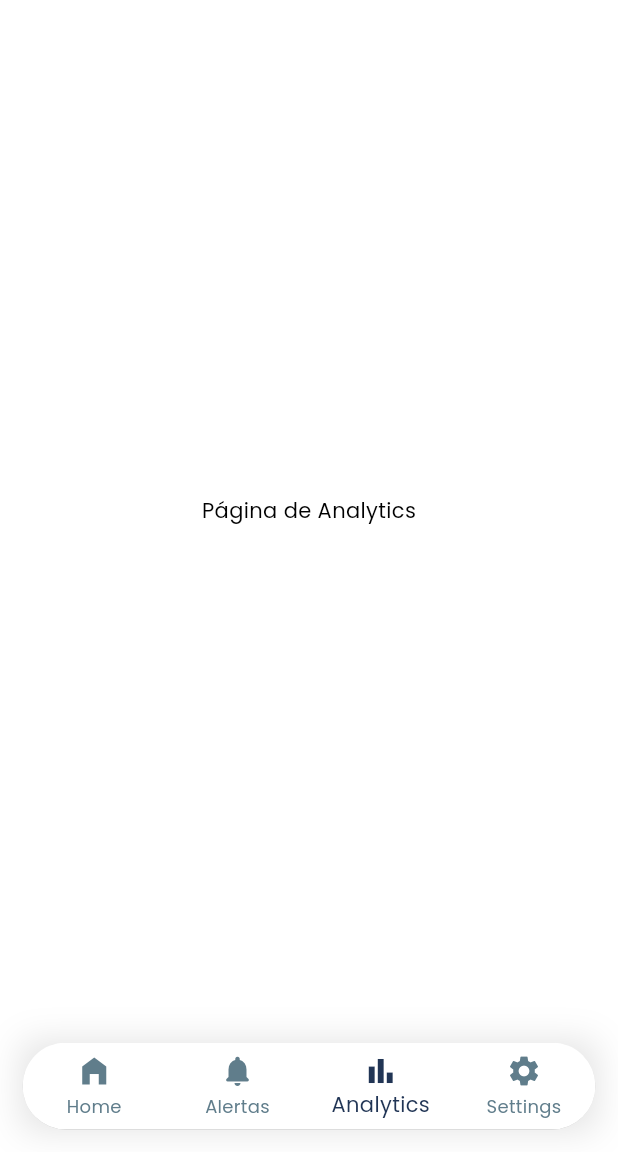
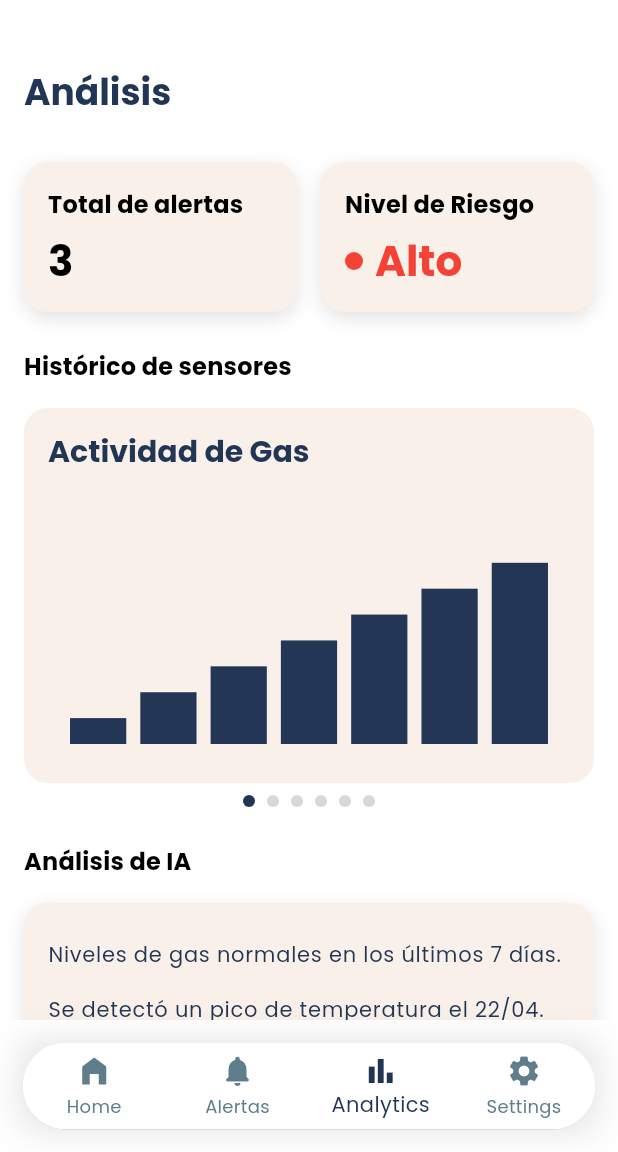
Before and after one commit to DiegoAragon13/awasApp, a Flutter app: the screen it shows after launch, item 3 of the bottom bar chosen, on a phone screen of 412 x 824 dp, the part 84-1236 px from its top. Run offline on Flutter 3.47's test engine with Material 3 defaults, Android fonts, the phone set to English and light mode, and no system bars; our stand-ins replace google_fonts, syncfusion_flutter_charts.

Commit message:
analytics+animacionnew

```diff
--- a/lib/Pages/analytics.dart
+++ b/lib/Pages/analytics.dart
@@ -1,14 +1,66 @@
+// lib/screens/analytics_screen.dart
+
 import 'package:flutter/material.dart';
-import 'package:awas_app/widgets/app_bar_widget.dart';
-import 'package:awas_app/widgets/bottom_bar_widget.dart';
+import 'package:awas_app/widgets/analytics_chart_carousel.dart';
+import 'package:awas_app/widgets/analytics_stats_widget.dart';
+import 'package:awas_app/widgets/analytics_ia_widget.dart';
 
 class analytics extends StatelessWidget {
   const analytics({super.key});
 
   @override
   Widget build(BuildContext context) {
-    return const Center(
-      child: Text('Página de Analytics'),
+    final theme = Theme.of(context);
+
+    return Scaffold(
+      body: SafeArea(
+        child: SingleChildScrollView(
+          padding: const EdgeInsets.all(16.0),
+          child: Column(
+            crossAxisAlignment: CrossAxisAlignment.start,
+            children: [
+              const SizedBox(height: 30),
+              Text(
+                'Análisis',
+                style: theme.textTheme.headlineSmall,
+              ),
+              const SizedBox(height: 30),
+
+              // Widgets de estadísticas
+              const AnalyticsStatsWidget(),
+              const SizedBox(height: 24),
+
+              // Título de gráficos
+              Text(
+                'Histórico de sensores',
+                style: theme.textTheme.titleMedium?.copyWith(
+                  fontWeight: FontWeight.bold,
+                ),
+              ),
+              const SizedBox(height: 16),
+
+              // Carrusel de gráficos
+              const AnalyticsChartCarousel(),
+              const SizedBox(height: 24),
+
+              // Título de análisis IA
+              Text(
+                'Análisis de IA',
+                style: theme.textTheme.titleMedium?.copyWith(
+                  fontWeight: FontWeight.bold,
+                ),
+              ),
+              const SizedBox(height: 16),
+
+              // Widget de IA
+              const AnalyticsIAWidget(),
+
+              // Espacio al final para evitar que el contenido quede oculto
+              const SizedBox(height: 80),
+            ],
+          ),
+        ),
+      ),
     );
   }
 }
--- a/lib/main.dart
+++ b/lib/main.dart
@@ -4,6 +4,7 @@ import 'package:flutter/material.dart';
 import 'package:provider/provider.dart';
 import 'Pages/splash.dart';
 import 'providers/theme_provider.dart';
+import 'package:awas_app/providers/AlertsProvider.dart';
 
 void main() {
   runApp(
@@ -11,6 +12,8 @@ void main() {
       providers: [
         ChangeNotifierProvider(create: (_) => ThemeProvider()),
         ChangeNotifierProvider(create: (_) => SegmentedControlProvider()),
+        ChangeNotifierProvider(create: (_) => AlertsProvider()),
+      //  ChangeNotifierProvider(create: (_) => AnalyticsProvider()),
       ],
       child: const MyApp()),
   );
--- /dev/null
+++ b/lib/models/chart_data.dart
@@ -0,0 +1,20 @@
+import 'package:flutter/material.dart';
+
+class ChartData {
+  final DateTime timestamp;
+  final double value;
+
+  ChartData(this.timestamp, this.value);
+}
+
+class ChartConfig {
+  final String title;
+  final Color color;
+  final List<ChartData> data;
+
+  ChartConfig({
+    required this.title,
+    required this.color,
+    required this.data,
+  });
+}
--- /dev/null
+++ b/lib/providers/AlertsProvider.dart
@@ -0,0 +1,92 @@
+import 'package:flutter/material.dart';
+
+class Alert {
+  final String type; // 'Gas', 'Agua', 'Intrusos'
+  final String message;
+  final DateTime timestamp;
+  final String severity; // 'Alto', 'Medio', 'Bajo'
+
+  Alert({
+    required this.type,
+    required this.message,
+    required this.timestamp,
+    required this.severity,
+  });
+}
+
+class AlertsProvider extends ChangeNotifier {
+  final List<Alert> _alerts = [];
+
+  // Inicializar con algunos datos de ejemplo
+  AlertsProvider() {
+    // Agregue algunas alertas de prueba xd
+    _alerts.add(
+      Alert(
+        type: 'Gas',
+        message: 'Nivel de gas elevado detectado',
+        timestamp: DateTime.now().subtract(const Duration(hours: 2)),
+        severity: 'Alto',
+      ),
+    );
+    _alerts.add(
+      Alert(
+        type: 'Agua',
+        message: 'Posible fuga de agua detectada',
+        timestamp: DateTime.now().subtract(const Duration(hours: 5)),
+        severity: 'Medio',
+      ),
+    );
+    _alerts.add(
+      Alert(
+        type: 'Intrusos',
+        message: 'Movimiento detectado cuando no hay nadie en casa',
+        timestamp: DateTime.now().subtract(const Duration(days: 1)),
+        severity: 'Alto',
+      ),
+    );
+  }
+
+  // Obtener todas las alertas
+  List<Alert> get alerts => _alerts;
+
+  // Obtener el número de alertas
+  int get alertCount => _alerts.length;
+
+  // Obtener alertas filtradas según los tipos
+  List<Alert> getFilteredAlerts(List<String> filters) {
+    if (filters.isEmpty) {
+      return _alerts;
+    }
+    return _alerts.where((alert) => filters.contains(alert.type)).toList();
+  }
+
+  // Obtener el contador de alertas filtradas
+  int getFilteredAlertCount(List<String> filters) {
+    return getFilteredAlerts(filters).length;
+  }
+
+  // Calcular el nivel de riesgo basado en las alertas
+  String calculateRiskLevel() {
+    if (_alerts.any((alert) => alert.severity == 'Alto')) {
+      return 'Alto';
+    } else if (_alerts.any((alert) => alert.severity == 'Medio')) {
+      return 'Medio';
+    } else if (_alerts.isNotEmpty) {
+      return 'Bajo';
+    } else {
+      return 'Sin riesgo';
+    }
+  }
+
+  // Agregar una nueva alerta
+  void addAlert(Alert alert) {
+    _alerts.add(alert);
+    notifyListeners();
+  }
+
+  // Limpiar todas las alertas
+  void clearAlerts() {
+    _alerts.clear();
+    notifyListeners();
+  }
+}
--- /dev/null
+++ b/lib/widgets/analytics_chart_carousel.dart
@@ -0,0 +1,177 @@
+import 'package:flutter/material.dart';
+import 'package:syncfusion_flutter_charts/charts.dart';
+import '../models/chart_data.dart';
+
+class AnalyticsChartCarousel extends StatefulWidget {
+  const AnalyticsChartCarousel({super.key});
+
+  @override
+  State<AnalyticsChartCarousel> createState() => _AnalyticsChartCarouselState();
+}
+
+class _AnalyticsChartCarouselState extends State<AnalyticsChartCarousel> {
+  final PageController _pageController = PageController();
+  int _currentPage = 0;
+
+  final List<ChartConfig> _charts = [
+    ChartConfig(
+      title: 'Actividad de Gas',
+      color: const Color(0xFF233656),
+      data: generarDatosDePrueba(valorMax: 80),
+    ),
+    ChartConfig(
+      title: 'Temperatura',
+      color: Colors.orange,
+      data: generarDatosDePrueba(valorMax: 35),
+    ),
+    ChartConfig(
+      title: 'Humedad',
+      color: Colors.blue,
+      data: generarDatosDePrueba(valorMax: 100),
+    ),
+    ChartConfig(
+      title: 'Sonido',
+      color: Colors.purple,
+      data: generarDatosDePrueba(valorMax: 120),
+    ),
+    ChartConfig(
+      title: 'Vibraciones',
+      color: Colors.green,
+      data: generarDatosDePrueba(valorMax: 50),
+    ),
+    ChartConfig(
+      title: 'Movimiento (PIR)',
+      color: Colors.red,
+      data: generarDatosDePrueba(valorMax: 1, esEntero: true),
+    ),
+  ];
+
+  static List<ChartData> generarDatosDePrueba({
+    required double valorMax,
+    bool esEntero = false,
+  }) {
+    final now = DateTime.now();
+    final List<ChartData> datos = [];
+
+    for (int i = 6; i >= 0; i--) {
+      final day = now.subtract(Duration(days: i));
+      double value = (valorMax * (7 - i) / 7) % (valorMax + 1);
+
+      if (esEntero) {
+        value = value.round().toDouble();
+      }
+
+      datos.add(ChartData(day, value));
+    }
+
+    return datos;
+  }
+
+  @override
+  void dispose() {
+    _pageController.dispose();
+    super.dispose();
+  }
+
+  @override
+  Widget build(BuildContext context) {
+    final theme = Theme.of(context);
+    final isDarkMode = theme.brightness == Brightness.dark;
+    final backgroundColor = isDarkMode
+        ? theme.colorScheme.secondary
+        : const Color(0xFFF8F0E9); // Color personalizado en modo claro
+
+    return Column(
+      children: [
+        Container(
+          height: 250,
+          decoration: BoxDecoration(
+            color: backgroundColor,
+            borderRadius: BorderRadius.circular(16),
+          ),
+          child: PageView.builder(
+            controller: _pageController,
+            onPageChanged: (int page) {
+              setState(() {
+                _currentPage = page;
+              });
+            },
+            itemCount: _charts.length,
+            itemBuilder: (context, index) {
+              final chart = _charts[index];
+              return Padding(
+                padding: const EdgeInsets.all(16.0),
+                child: Column(
+                  crossAxisAlignment: CrossAxisAlignment.start,
+                  children: [
+                    Text(
+                      chart.title,
+                      style: theme.textTheme.headlineSmall?.copyWith(
+                        fontSize: 20,
+                      ),
+                    ),
+                    const SizedBox(height: 20),
+                    Expanded(
+                      child: SfCartesianChart(
+                        primaryXAxis: DateTimeAxis(
+                          isVisible: false,
+                        ),
+                        primaryYAxis: NumericAxis(
+                          isVisible: false,
+                        ),
+                        plotAreaBorderWidth: 0,
+                        series: <CartesianSeries<ChartData, DateTime>>[
+                          ColumnSeries<ChartData, DateTime>(
+                            dataSource: chart.data,
+                            xValueMapper: (ChartData data, _) => data.timestamp,
+                            yValueMapper: (ChartData data, _) => data.value,
+                            width: 0.8,
+                            color: chart.color,
+                          )
+                        ],
+                      ),
+                    ),
+                  ],
+                ),
+              );
+            },
+          ),
+        ),
+        const SizedBox(height: 8),
+        Row(
+          mainAxisAlignment: MainAxisAlignment.center,
+          children: _buildPageIndicator(context),
+        ),
+      ],
+    );
+  }
+
+  List<Widget> _buildPageIndicator(BuildContext context) {
+    final theme = Theme.of(context);
+    return List<Widget>.generate(_charts.length, (index) {
+      return Container(
+        width: 8,
+        height: 8,
+        margin: const EdgeInsets.symmetric(horizontal: 4),
+        decoration: BoxDecoration(
+          shape: BoxShape.circle,
+          color: index == _currentPage
+              ? theme.colorScheme.primary // El actual usa primary
+              : Colors.grey.withOpacity(0.4),
+        ),
+      );
+    });
+  }
+}
+
+class ChartConfig {
+  final String title;
+  final Color color;
+  final List<ChartData> data;
+
+  ChartConfig({
+    required this.title,
+    required this.color,
+    required this.data,
+  });
+}
--- /dev/null
+++ b/lib/widgets/analytics_ia_widget.dart
@@ -0,0 +1,54 @@
+// lib/widgets/analytics_ia_widget.dart
+
+import 'package:flutter/material.dart';
+
+class AnalyticsIAWidget extends StatelessWidget {
+  const AnalyticsIAWidget({super.key});
+
+  @override
+  Widget build(BuildContext context) {
+    final theme = Theme.of(context);
+    final isDarkMode = theme.brightness == Brightness.dark;
+
+    // Color de fondo basado en el tema
+    final backgroundColor = isDarkMode
+        ? theme.colorScheme.secondary
+        : const Color(0xFFF8F0E9);
+
+    // Color del texto usando directamente el textTheme
+    final textColor = theme.textTheme.bodyLarge?.color;
+
+    return Container(
+      padding: const EdgeInsets.all(16),
+      decoration: BoxDecoration(
+        color: backgroundColor,
+        borderRadius: BorderRadius.circular(16),
+        boxShadow: [
+          BoxShadow(
+            color: theme.shadowColor,
+            blurRadius: 10,
+            offset: const Offset(0, 4),
+          ),
+        ],
+      ),
+      child: Column(
+        crossAxisAlignment: CrossAxisAlignment.start,
+        children: [
+          _mensajeIA(theme, 'Niveles de gas normales en los últimos 7 días.'),
+          _mensajeIA(theme, 'Se detectó un pico de temperatura el 22/04. Posible falla en regulador de gas.'),
+          _mensajeIA(theme, 'Recomendación: Revisar las conexiones del sistema cada 3 meses para prevenir fugas.'),
+        ],
+      ),
+    );
+  }
+
+  Widget _mensajeIA(ThemeData theme, String mensaje) {
+    return Padding(
+      padding: const EdgeInsets.symmetric(vertical: 8.0),
+      child: Text(
+        mensaje,
+        style: theme.textTheme.bodyLarge,
+      ),
+    );
+  }
+}
--- /dev/null
+++ b/lib/widgets/analytics_stats_widget.dart
@@ -0,0 +1,144 @@
+import 'package:flutter/material.dart';
+import 'package:provider/provider.dart';
+import 'package:awas_app/providers/AlertsProvider.dart';
+import '../providers/segmented_control_provider.dart';
+
+class AnalyticsStatsWidget extends StatelessWidget {
+  const AnalyticsStatsWidget({super.key});
+
+  @override
+  Widget build(BuildContext context) {
+    final theme = Theme.of(context);
+    final isDarkMode = theme.brightness == Brightness.dark;
+
+    // Obtener nuestros proveedores
+    final alertsProvider = Provider.of<AlertsProvider>(context);
+    final filterProvider = Provider.of<SegmentedControlProvider>(context);
+
+    // Obtener el recuento de alertas filtradas y el nivel de riesgo
+    final alertCount = filterProvider.selectedFilters.isEmpty
+        ? alertsProvider.alertCount
+        : alertsProvider.getFilteredAlertCount(filterProvider.selectedFilters);
+
+    final riskLevel = alertsProvider.calculateRiskLevel();
+
+    // Definir colores para los niveles de riesgo
+    Color riskColor;
+    switch (riskLevel) {
+      case 'Alto':
+        riskColor = Colors.red;
+        break;
+      case 'Medio':
+        riskColor = Colors.orange;
+        break;
+      case 'Bajo':
+        riskColor = Colors.green;
+        break;
+      default:
+        riskColor = Colors.blue;
+    }
+
+    // Color de fondo basado en el tema
+    final backgroundColor = isDarkMode
+        ? theme.colorScheme.secondary
+        : const Color(0xFFF8F0E9);
+
+    return Row(
+      children: [
+        // Total de alertas
+        Expanded(
+          child: Container(
+            padding: const EdgeInsets.all(16),
+            decoration: BoxDecoration(
+              color: backgroundColor,
+              borderRadius: BorderRadius.circular(16),
+              boxShadow: [
+                BoxShadow(
+                  color: theme.shadowColor,
+                  blurRadius: 10,
+                  offset: const Offset(0, 4),
+                ),
+              ],
+            ),
+            child: Column(
+              crossAxisAlignment: CrossAxisAlignment.start,
+              children: [
+                Text(
+                  'Total de alertas',
+                  style: theme.textTheme.titleMedium?.copyWith(
+                    fontWeight: FontWeight.bold,
+                  ),
+                ),
+                const SizedBox(height: 8),
+                Text(
+                  '$alertCount',
+                  style: theme.textTheme.headlineMedium?.copyWith(
+                    fontWeight: FontWeight.bold,
+                  ),
+                ),
+                if (filterProvider.selectedFilters.isNotEmpty)
+                  Text(
+                    'Filtrado: ${filterProvider.selectedFilters.join(", ")}',
+                    style: theme.textTheme.bodySmall,
+                    overflow: TextOverflow.ellipsis,
+                  ),
+              ],
+            ),
+          ),
+        ),
+
+        const SizedBox(width: 16),
+
+        // Nivel de riesgo
+        Expanded(
+          child: Container(
+            padding: const EdgeInsets.all(16),
+            decoration: BoxDecoration(
+              color: backgroundColor,
+              borderRadius: BorderRadius.circular(16),
+              boxShadow: [
+                BoxShadow(
+                  color: theme.shadowColor,
+                  blurRadius: 10,
+                  offset: const Offset(0, 4),
+                ),
+              ],
+            ),
+            child: Column(
+              crossAxisAlignment: CrossAxisAlignment.start,
+              children: [
+                Text(
+                  'Nivel de Riesgo',
+                  style: theme.textTheme.titleMedium?.copyWith(
+                    fontWeight: FontWeight.bold,
+                  ),
+                ),
+                const SizedBox(height: 8),
+                Row(
+                  children: [
+                    Container(
+                      width: 12,
+                      height: 12,
+                      decoration: BoxDecoration(
+                        color: riskColor,
+                        shape: BoxShape.circle,
+                      ),
+                      margin: const EdgeInsets.only(right: 8),
+                    ),
+                    Text(
+                      riskLevel,
+                      style: theme.textTheme.headlineMedium?.copyWith(
+                        fontWeight: FontWeight.bold,
+                        color: riskColor,
+                      ),
+                    ),
+                  ],
+                ),
+              ],
+            ),
+          ),
+        ),
+      ],
+    );
+  }
+}
--- a/pubspec.yaml
+++ b/pubspec.yaml
@@ -37,6 +37,7 @@ dependencies:
   google_fonts: ^6.2.1
   go_router: ^13.0.0
   provider: ^6.1.4
+  syncfusion_flutter_charts: ^28.2.9
 
 dev_dependencies:
   flutter_test:
@@ -62,9 +63,8 @@ flutter:
 
   # To add assets to your application, add an assets section, like this:
   assets:
-    - assets/logosinfondo.png
-    - assets/logo.png
-    - assets/negro.png
+    - assets/ojonegrocut.PNG
+    - assets/ojoblancocut.PNG
 
   # An image asset can refer to one or more resolution-specific "variants", see
   # https://flutter.dev/to/resolution-aware-images
```
Also changed, not shown: lib/Pages/splash.dart (+88 -78 lines), assets/logo.png (deleted), assets/logosinfondo.png (deleted), assets/negro.png (deleted), assets/ojoblancocut.PNG (added), assets/ojonegrocut.PNG (added), pubspec.lock.
